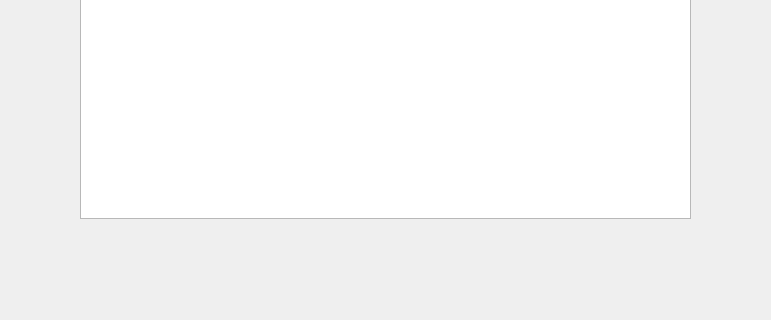
The window that QT/mainwindow.ui (LuciaCG/Bluebird) describes before a commit, drawn with Qt 5; both pictures show x 120 to 891 and y 412 to 732 of the 1016 by 732 pixel window.
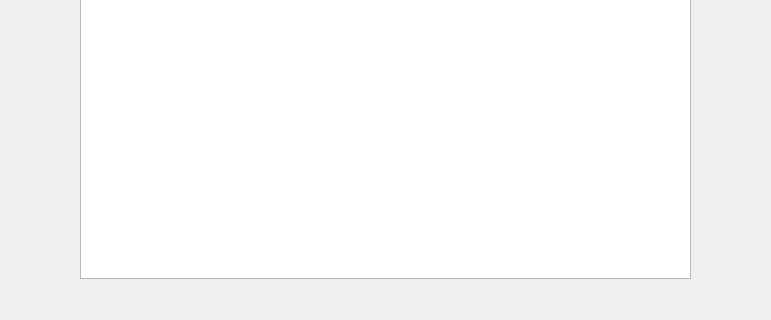
The same window after the commit.

Commit message: Table resizes to text contents

Diff of the .ui file:
```diff
--- a/QT/mainwindow.ui
+++ b/QT/mainwindow.ui
@@ -20,7 +20,7 @@
       <x>200</x>
       <y>130</y>
       <width>611</width>
-      <height>501</height>
+      <height>561</height>
      </rect>
     </property>
     <property name="minimumSize">
```
The commit also changes 1 other file.
